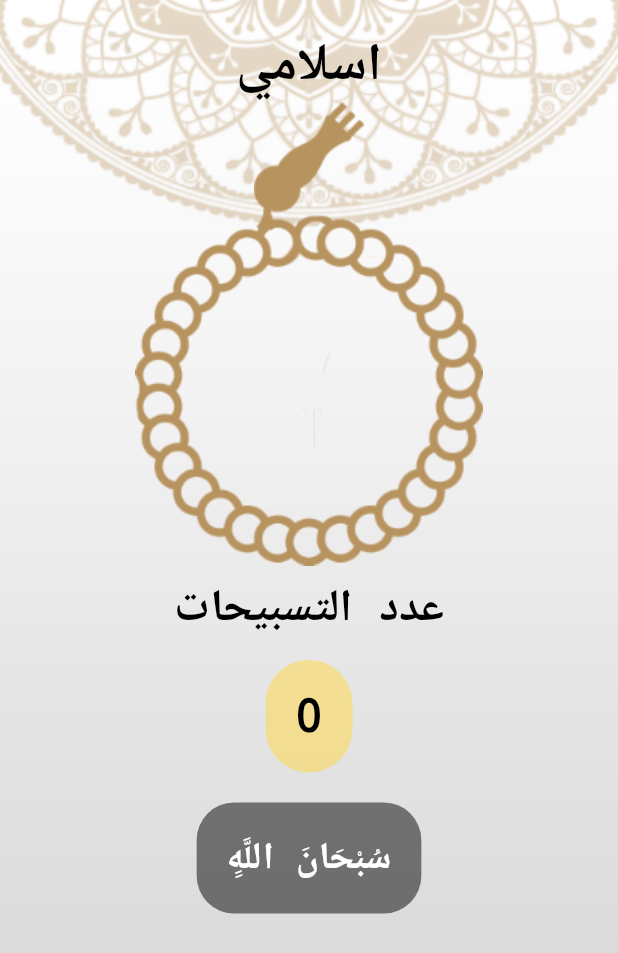
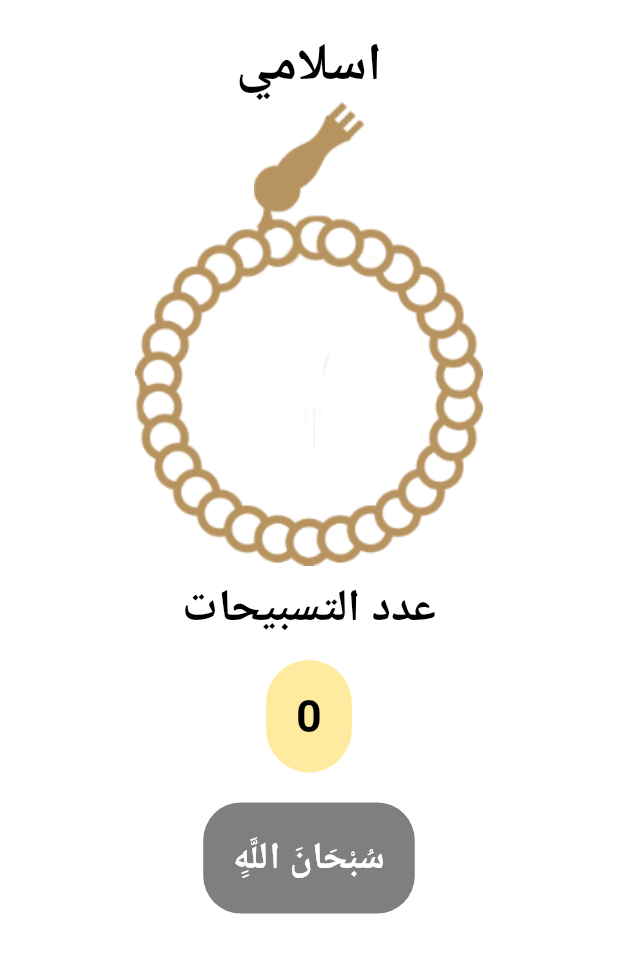
Before and after one commit to hazemt1/islami_app, a Flutter app: the screen it shows after launch, on a phone screen of 412 x 824 dp. Shown: the top 953 px of the screen. Run offline on Flutter 3.47's test engine with Material 2 defaults, Android fonts, the phone set to English and light mode, and no system bars.

Commit message:
Converting the Return type to Scaffold and halfway through the rotation

```diff
--- a/lib/main.dart
+++ b/lib/main.dart
@@ -8,6 +8,8 @@ void main() {
 class MyApp extends StatelessWidget {
   @override
   Widget build(BuildContext context) {
-    return Tasbeeh();
+    return MaterialApp(
+      home: Tasbeeh(),
+    );
   }
 }
--- a/lib/tasbeeh.dart
+++ b/lib/tasbeeh.dart
@@ -24,17 +24,9 @@ class _TasbeehState extends State<Tasbeeh> {
 
   @override
   Widget build(BuildContext context) {
-    return MaterialApp(
-      title: 'Tasbeeh Page',
-      home: Container(
-        margin: EdgeInsets.zero,
-        decoration: BoxDecoration(
-          image: DecorationImage(
-              image: AssetImage('assets/images/bg3.png'),
-              fit: BoxFit.fill
-          ),
-        ),
-        child: Column(
+    return Scaffold(
+      backgroundColor: Colors.transparent,
+      body: Column(
         crossAxisAlignment: CrossAxisAlignment.center,
         children: [
           SizedBox(height: 20,),
@@ -43,24 +35,29 @@ class _TasbeehState extends State<Tasbeeh> {
             color: Colors.black,
             fontWeight: FontWeight.bold,
             decoration: TextDecoration.none,
-            ),),
-
+          ),
+          ),
           Stack(
               children: [
                 Container(
                   alignment: AlignmentDirectional.topCenter,
                   child: Image.asset('assets/images/head of seb7a.png'),),
-                  Container(
+                AnimatedContainer(
                   padding: EdgeInsets.fromLTRB(0, 67, 0, 0),
+                  // transform: Matrix4.rotationX(10),
                   alignment: AlignmentDirectional.center,
+                  duration: Duration(seconds: 1),
                   child: TextButton(
-                        onPressed: clicked,
+                      onPressed: () {
+                        clicked();
+                      },
                       child: Image.asset(
                           'assets/images/body of seb7a.png')
                   ),
                 ),
               ]
           ),
+
           SizedBox(height: 20,),
           Text('عدد التسبيحات', style: TextStyle(
             fontSize: 30,
@@ -99,11 +96,11 @@ class _TasbeehState extends State<Tasbeeh> {
           )
         ],
       ),
-      ),
     );
   }
 
   void clicked() {
+
     setState(() {
       tasbeehCount++;
       if (prayerPosition == prayers.length - 1) {
```
Lines whose indentation alone changed are shown as unchanged.
